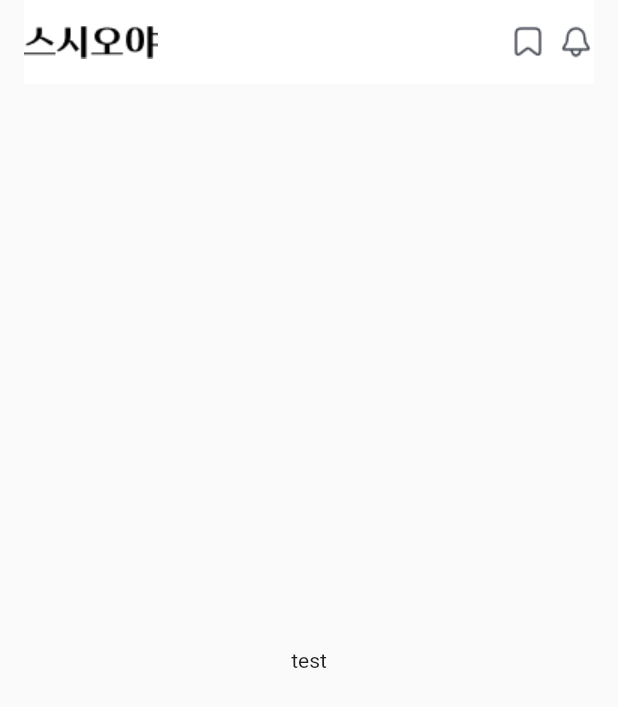
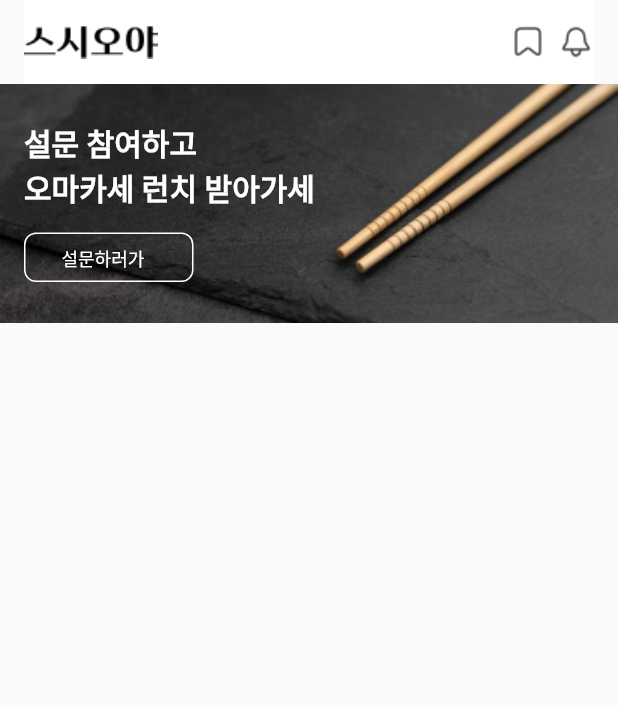
Before and after one commit to sushiOya/sushiOya-mobile, a Flutter app: the screen it shows after launch, on a phone screen of 412 x 824 dp. Shown: the top 707 px of the screen. Run offline on Flutter 3.47's test engine with Material 2 defaults, Android fonts, the phone set to English and light mode, and no system bars.

Commit message:
Main Banner작성

```diff
--- a/lib/screens/home_screen.dart
+++ b/lib/screens/home_screen.dart
@@ -22,7 +22,9 @@ class HomeScreen extends StatelessWidget {
                     padding: EdgeInsets.zero,
                     constraints: BoxConstraints.tight(const Size(24, 24)),
                   ),
-                  const SizedBox(width: 8,),
+                  const SizedBox(
+                    width: 8,
+                  ),
                   IconButton(
                     onPressed: () {},
                     icon: Image.asset('images/icons/notification.png'),
@@ -38,8 +40,65 @@ class HomeScreen extends StatelessWidget {
           ),
         ),
       ),
-      body: const Center(
-        child: Text('test'),
+      body: Stack(
+        children: [
+          Container(
+            width: double.infinity,
+            height: 159,
+            child: Image.asset('images/banner/main_banner.png',
+                fit: BoxFit.fitWidth),
+          ),
+          Positioned(
+            bottom: 27,
+            left: 16,
+            child: Container(
+              width: 113,
+              height: 33,
+              padding:
+                  const EdgeInsets.symmetric(vertical: 7, horizontal: 24),
+              decoration: BoxDecoration(
+                borderRadius: BorderRadius.circular(8),
+                border: Border.all(width: 1.0, color: Colors.white),
+              ),
+              child: OutlinedButton(
+                onPressed: () {
+                  print('Clicked!');
+                },
+                style: OutlinedButton.styleFrom(
+                    padding: const EdgeInsets.all(0),
+                    side: const BorderSide(
+                      width: 0,
+                      color: Colors.transparent,
+                    )),
+                child: const Text(
+                  '설문하러가기',
+                  style: TextStyle(
+                      color: Colors.white,
+                      fontSize: 12,
+                      fontWeight: FontWeight.w400,
+                  ),
+                ),
+              ),
+            ),
+          ),
+          Positioned(
+            top: 24,
+            left: 16,
+            child: Container(
+              width: 201,
+              height: 56,
+              padding: const EdgeInsets.all(0),
+              child: const Text(
+                '설문 참여하고 \n오마카세 런치 받아가세요',
+                style: TextStyle(
+                  color: Colors.white,
+                  fontSize: 20,
+                  fontWeight: FontWeight.w700,
+                ),
+              ),
+            ),
+          ),
+        ],
       ),
     );
   }
--- a/pubspec.yaml
+++ b/pubspec.yaml
@@ -61,6 +61,7 @@ flutter:
 
   # To add assets to your application, add an assets section, like this:
   assets:
+    - images/banner/
     - images/logo.png
     - images/icons/bookmark.png
     - images/icons/notification.png
```
Also changed, not shown: images/banner/main_banner.png (added). Lines whose indentation alone changed are shown as unchanged.
